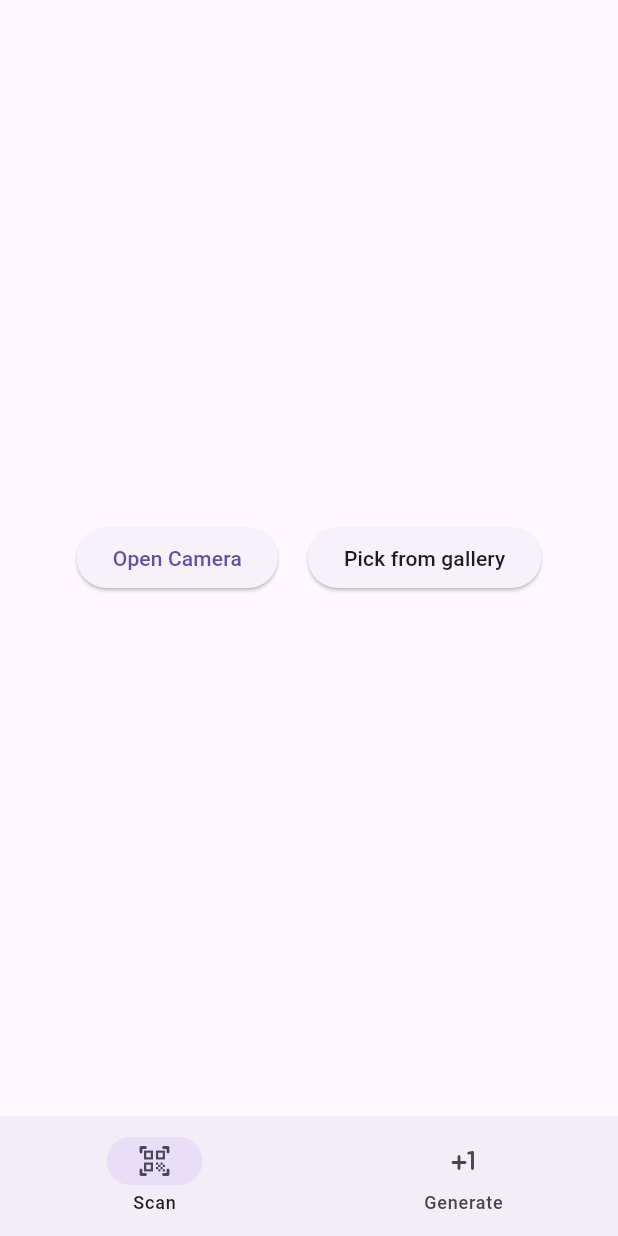
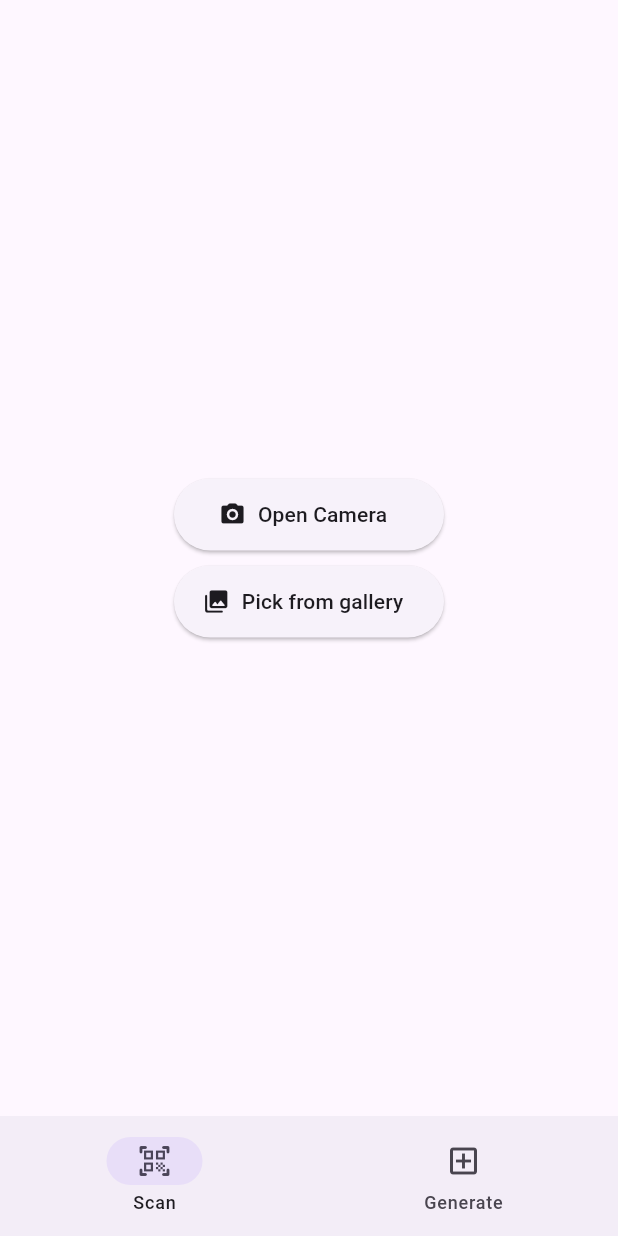
Before and after one commit to YoussefLasheen/qr, a Flutter app: the screen it shows after launch, after a tap on "Pick from gallery", on a phone screen of 412 x 824 dp. Run offline on Flutter 3.47's test engine with Material 2 defaults, Android fonts, the phone set to English and light mode, and no system bars; our stand-ins replace camera, flutter_spinbox, image_picker, pretty_qr_code, screenshot; missing offline and left inert: adwaita, android_path_provider, file_selector, window_manager, yaru_widgets, zxing2.

Commit message:
Standardize navigation

```diff
--- a/lib/screens/main_screen.dart
+++ b/lib/screens/main_screen.dart
@@ -39,7 +39,7 @@ class _MainScreenState extends State<MainScreen> {
             label: 'Scan',
           ),
           NavigationDestination(
-            icon: Icon(Icons.plus_one_rounded),
+            icon: Icon(Icons.add_box_outlined),
             label: 'Generate',
           ),
         ],
@@ -47,9 +47,9 @@ class _MainScreenState extends State<MainScreen> {
         onDestinationSelected: _onItemTapped,
       ),
       body: Center(
-        child: const[
+        child: const [
           ScanSection(),
-          GeneratorScreen(),
+          GeneratorSection(),
         ][_selectedIndex],
       ),
     );
@@ -61,19 +61,30 @@ class ScanSection extends StatelessWidget {
 
   @override
   Widget build(BuildContext context) {
-    return Row(
+    return SizedBox(
+      width: 180,
+      child: Column(
         mainAxisAlignment: MainAxisAlignment.center,
         children: [
           if (!Platform.isLinux)
-          ElevatedButton(
+            ElevatedButton.icon(
+              style: ElevatedButton.styleFrom(
+                minimumSize: const Size.fromHeight(48),
+                foregroundColor: Theme.of(context).colorScheme.onSurface,
+              ),
               onPressed: () => Navigator.push(
                 context,
                 MaterialPageRoute(builder: (context) => const CameraScreen()),
               ),
-            child: const Text('Open Camera'),
+              label: const Text('Open Camera'),
+              icon: const Icon(Icons.camera_alt_rounded),
             ),
-        const SizedBox(width: 20),
-        ElevatedButton(
+          const SizedBox(height: 10),
+          ElevatedButton.icon(
+            style: ElevatedButton.styleFrom(
+              minimumSize: const Size.fromHeight(48),
+              foregroundColor: Theme.of(context).colorScheme.onSurface,
+            ),
             onPressed: () async {
               const XTypeGroup typeGroup = XTypeGroup(
                 label: 'images',
@@ -82,7 +93,8 @@ class ScanSection extends StatelessWidget {
               XFile? file;
 
               if (Platform.isAndroid || Platform.isIOS) {
-              file = await ImagePicker().pickImage(source: ImageSource.gallery);
+                file =
+                    await ImagePicker().pickImage(source: ImageSource.gallery);
               } else {
                 file =
                     await openFile(acceptedTypeGroups: <XTypeGroup>[typeGroup]);
@@ -93,15 +105,45 @@ class ScanSection extends StatelessWidget {
               }
               final String filePath = file.path;
 
-            await showDialog<void>(
-              context: context,
-              builder: (BuildContext context) =>
-                  ScannerScreen(imagePath: filePath),
+              Navigator.push(
+                context,
+                MaterialPageRoute(
+                  builder: (context) => ScannerScreen(
+                    imagePath: filePath,
+                  ),
+                ),
               );
             },
-          child: Text('Pick from gallery', style: TextStyle(color: Theme.of(context).colorScheme.onSurface),),
+            label: Text(
+              'Pick from gallery',
+              style: TextStyle(color: Theme.of(context).colorScheme.onSurface),
+            ),
+            icon: const Icon(Icons.photo_library_rounded),
           ),
         ],
+      ),
     );
   }
 }
+
+class GeneratorSection extends StatelessWidget {
+  const GeneratorSection({super.key});
+
+  @override
+  Widget build(BuildContext context) {
+    return Center(
+      child: ElevatedButton.icon(
+        style: ElevatedButton.styleFrom(
+          minimumSize: const Size(75, 48),
+          foregroundColor: Theme.of(context).colorScheme.onSurface,
+        ),
+        onPressed: () => Navigator.push(
+          context,
+          MaterialPageRoute(builder: (context) => const GeneratorScreen()),
+        ),
+        label: const Text('Generate QR Code'),
+        icon: const Icon(Icons.qr_code_rounded),
+      ),
+    );
+  }
+}
```
Also changed, not shown: lib/screens/generator_screen.dart (+9 -1 lines), lib/screens/scanner_screen.dart (+36 -1 lines). Lines whose indentation alone changed are shown as unchanged.
